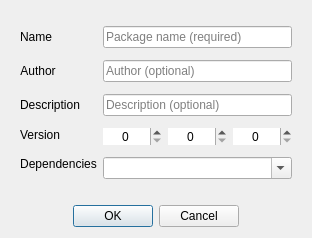
Mudlet/Mudlet, file src/ui/dlgPackageExporterInput.ui: the form before one commit.
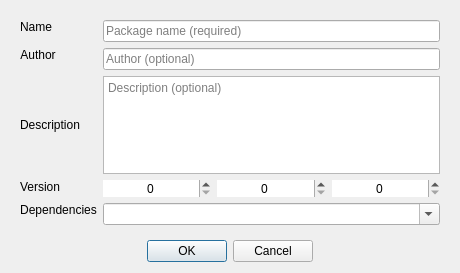
The form after the commit.

Commit message: allow multiline descriptions

```diff
--- a/src/ui/dlgPackageExporterInput.ui
+++ b/src/ui/dlgPackageExporterInput.ui
@@ -6,8 +6,8 @@
    <rect>
     <x>0</x>
     <y>0</y>
-    <width>312</width>
-    <height>238</height>
+    <width>460</width>
+    <height>273</height>
    </rect>
   </property>
   <property name="windowTitle">
@@ -15,10 +15,22 @@
   </property>
   <layout class="QVBoxLayout" name="verticalLayout">
    <item>
-    <widget class="QWidget" name="widget" native="true">
+    <widget class="QWidget" name="MainWidget" native="true">
+     <property name="sizePolicy">
+      <sizepolicy hsizetype="Expanding" vsizetype="Expanding">
+       <horstretch>0</horstretch>
+       <verstretch>0</verstretch>
+      </sizepolicy>
+     </property>
      <layout class="QFormLayout" name="formLayout">
       <item row="0" column="0">
        <widget class="QLabel" name="label">
+        <property name="sizePolicy">
+         <sizepolicy hsizetype="MinimumExpanding" vsizetype="Maximum">
+          <horstretch>0</horstretch>
+          <verstretch>0</verstretch>
+         </sizepolicy>
+        </property>
         <property name="text">
          <string>Name</string>
         </property>
@@ -29,6 +41,12 @@
       </item>
       <item row="0" column="1">
        <widget class="QLineEdit" name="PackageName">
+        <property name="sizePolicy">
+         <sizepolicy hsizetype="MinimumExpanding" vsizetype="Maximum">
+          <horstretch>0</horstretch>
+          <verstretch>0</verstretch>
+         </sizepolicy>
+        </property>
         <property name="placeholderText">
          <string>Package name (required)</string>
         </property>
@@ -36,6 +54,12 @@
       </item>
       <item row="1" column="0">
        <widget class="QLabel" name="label_2">
+        <property name="sizePolicy">
+         <sizepolicy hsizetype="MinimumExpanding" vsizetype="Maximum">
+          <horstretch>0</horstretch>
+          <verstretch>0</verstretch>
+         </sizepolicy>
+        </property>
         <property name="text">
          <string>Author</string>
         </property>
@@ -46,6 +70,12 @@
       </item>
       <item row="1" column="1">
        <widget class="QLineEdit" name="Author">
+        <property name="sizePolicy">
+         <sizepolicy hsizetype="MinimumExpanding" vsizetype="Maximum">
+          <horstretch>0</horstretch>
+          <verstretch>0</verstretch>
+         </sizepolicy>
+        </property>
         <property name="focusPolicy">
          <enum>Qt::StrongFocus</enum>
         </property>
@@ -56,6 +86,12 @@
       </item>
       <item row="2" column="0">
        <widget class="QLabel" name="label_3">
+        <property name="sizePolicy">
+         <sizepolicy hsizetype="Expanding" vsizetype="Expanding">
+          <horstretch>0</horstretch>
+          <verstretch>0</verstretch>
+         </sizepolicy>
+        </property>
         <property name="text">
          <string>Description</string>
         </property>
@@ -64,29 +100,10 @@
         </property>
        </widget>
       </item>
-      <item row="2" column="1">
-       <widget class="QLineEdit" name="Description">
-        <property name="sizePolicy">
-         <sizepolicy hsizetype="Expanding" vsizetype="Fixed">
-          <horstretch>0</horstretch>
-          <verstretch>0</verstretch>
-         </sizepolicy>
-        </property>
-        <property name="focusPolicy">
-         <enum>Qt::StrongFocus</enum>
-        </property>
-        <property name="inputMethodHints">
-         <set>Qt::ImhNone</set>
-        </property>
-        <property name="placeholderText">
-         <string>Description (optional)</string>
-        </property>
-       </widget>
-      </item>
       <item row="3" column="0">
        <widget class="QLabel" name="label_4">
         <property name="sizePolicy">
-         <sizepolicy hsizetype="Preferred" vsizetype="Maximum">
+         <sizepolicy hsizetype="MinimumExpanding" vsizetype="Maximum">
           <horstretch>0</horstretch>
           <verstretch>0</verstretch>
          </sizepolicy>
@@ -106,6 +123,12 @@
         </property>
         <item>
          <widget class="QSpinBox" name="Major">
+          <property name="sizePolicy">
+           <sizepolicy hsizetype="MinimumExpanding" vsizetype="Maximum">
+            <horstretch>0</horstretch>
+            <verstretch>0</verstretch>
+           </sizepolicy>
+          </property>
           <property name="focusPolicy">
            <enum>Qt::StrongFocus</enum>
           </property>
@@ -122,6 +145,12 @@
         </item>
         <item>
          <widget class="QSpinBox" name="Minor">
+          <property name="sizePolicy">
+           <sizepolicy hsizetype="MinimumExpanding" vsizetype="Maximum">
+            <horstretch>0</horstretch>
+            <verstretch>0</verstretch>
+           </sizepolicy>
+          </property>
           <property name="focusPolicy">
            <enum>Qt::StrongFocus</enum>
           </property>
@@ -135,6 +164,12 @@
         </item>
         <item>
          <widget class="QSpinBox" name="Patch">
+          <property name="sizePolicy">
+           <sizepolicy hsizetype="MinimumExpanding" vsizetype="Maximum">
+            <horstretch>0</horstretch>
+            <verstretch>0</verstretch>
+           </sizepolicy>
+          </property>
           <property name="focusPolicy">
            <enum>Qt::StrongFocus</enum>
           </property>
@@ -151,7 +186,7 @@
       <item row="4" column="0">
        <widget class="QLabel" name="label_5">
         <property name="sizePolicy">
-         <sizepolicy hsizetype="Maximum" vsizetype="Maximum">
+         <sizepolicy hsizetype="MinimumExpanding" vsizetype="Maximum">
           <horstretch>0</horstretch>
           <verstretch>0</verstretch>
          </sizepolicy>
@@ -167,7 +202,7 @@
       <item row="4" column="1">
        <widget class="QComboBox" name="Dependencies">
         <property name="sizePolicy">
-         <sizepolicy hsizetype="Preferred" vsizetype="Expanding">
+         <sizepolicy hsizetype="MinimumExpanding" vsizetype="Maximum">
           <horstretch>0</horstretch>
           <verstretch>0</verstretch>
          </sizepolicy>
@@ -186,6 +221,16 @@
         </property>
        </widget>
       </item>
+      <item row="2" column="1">
+       <widget class="QTextEdit" name="Description">
+        <property name="tabChangesFocus">
+         <bool>true</bool>
+        </property>
+        <property name="placeholderText">
+         <string>Description (optional)</string>
+        </property>
+       </widget>
+      </item>
      </layout>
     </widget>
    </item>
```
The commit also changes 1 other file.
